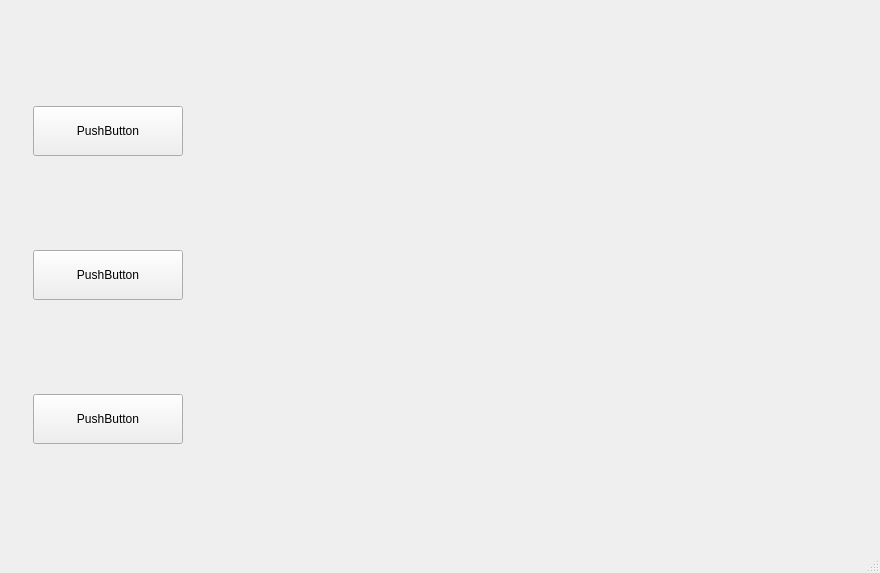
This is ui/main_window.ui in JersyJ/deepface-example as Qt 5 draws it before an edit. The edited form follows.
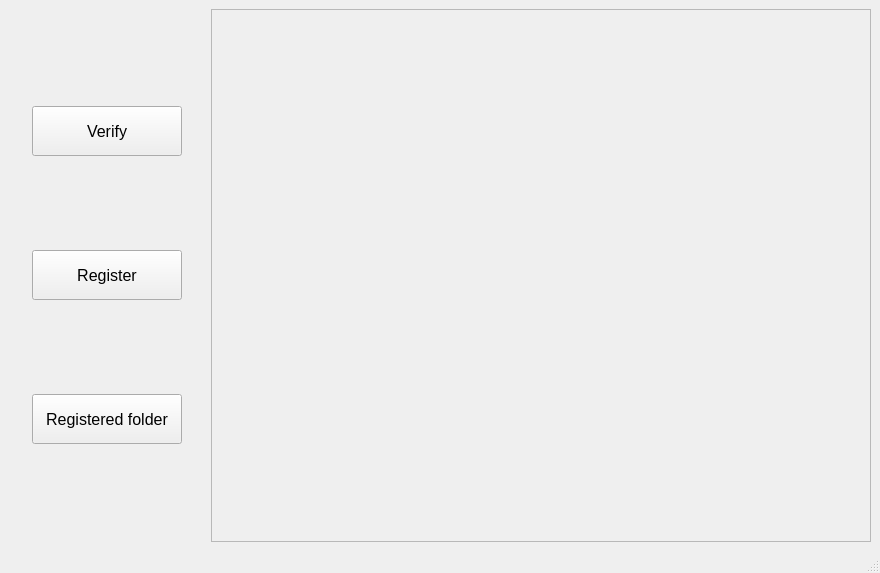
This is the edited form.

What changed in the file:
```diff
--- a/ui/main_window.ui
+++ b/ui/main_window.ui
@@ -32,6 +32,11 @@
            <height>50</height>
           </size>
          </property>
+         <property name="font">
+          <font>
+           <pointsize>12</pointsize>
+          </font>
+         </property>
          <property name="layoutDirection">
           <enum>Qt::LeftToRight</enum>
          </property>
@@ -39,7 +44,7 @@
           <locale language="English" country="UnitedStates"/>
          </property>
          <property name="text">
-          <string>PushButton</string>
+          <string>Verify</string>
          </property>
         </widget>
        </item>
@@ -57,8 +62,16 @@
            <height>50</height>
           </size>
          </property>
+         <property name="font">
+          <font>
+           <pointsize>12</pointsize>
+          </font>
+         </property>
+         <property name="locale">
+          <locale language="English" country="UnitedStates"/>
+         </property>
          <property name="text">
-          <string>PushButton</string>
+          <string>Register</string>
          </property>
         </widget>
        </item>
@@ -76,15 +89,23 @@
            <height>50</height>
           </size>
          </property>
+         <property name="font">
+          <font>
+           <pointsize>12</pointsize>
+          </font>
+         </property>
+         <property name="locale">
+          <locale language="English" country="UnitedStates"/>
+         </property>
          <property name="text">
-          <string>PushButton</string>
+          <string>Registered folder</string>
          </property>
         </widget>
        </item>
       </layout>
      </widget>
     </item>
-    <item>
+    <item alignment="Qt::AlignHCenter">
      <widget class="QFrame" name="camera_frame">
       <property name="baseSize">
        <size>
@@ -93,10 +114,10 @@
        </size>
       </property>
       <property name="frameShape">
-       <enum>QFrame::NoFrame</enum>
+       <enum>QFrame::StyledPanel</enum>
       </property>
       <layout class="QHBoxLayout" name="horizontalLayout">
-       <item>
+       <item alignment="Qt::AlignHCenter|Qt::AlignVCenter">
         <widget class="QLabel" name="camera_label">
          <property name="enabled">
           <bool>true</bool>
@@ -113,12 +134,18 @@
            <height>360</height>
           </size>
          </property>
+         <property name="frameShape">
+          <enum>QFrame::NoFrame</enum>
+         </property>
          <property name="text">
           <string notr="true"/>
          </property>
          <property name="textFormat">
           <enum>Qt::PlainText</enum>
          </property>
+         <property name="alignment">
+          <set>Qt::AlignCenter</set>
+         </property>
         </widget>
        </item>
       </layout>
```
Left out of the diff: 9 changed lines with no effect on the pictures.
